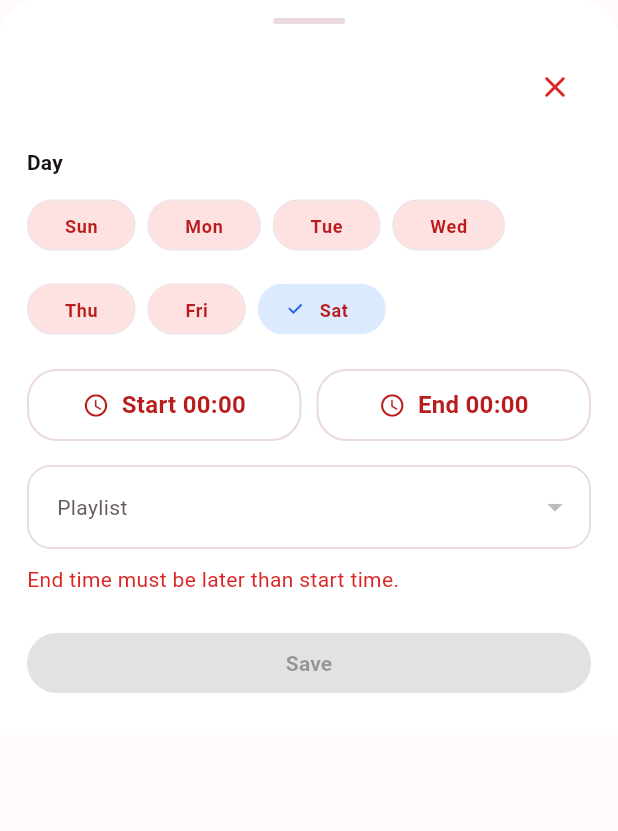
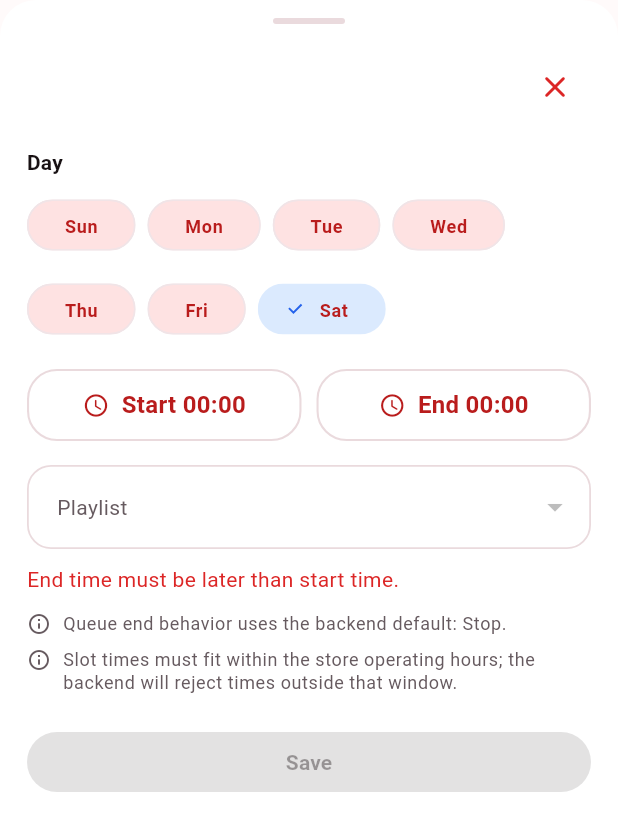
Before and after one commit to khoatq201/SEP490_ContextAwareMusic_MobileVersion, a Flutter app: the ScheduleSlotFormSheet widget shown alone on an empty page, opened directly with empty values, on a phone screen of 412 x 824 dp. Shown: the top 831 px of the screen. Run offline on Flutter 3.47's test engine with Material 3 defaults, Android fonts, the phone set to English and light mode, and no system bars; our stand-ins replace audio_service, connectivity_plus, cookie_jar, dartz, device_info_plus, dio and 19 more; missing offline and left inert: audio_session, signalr_netcore; accounts and stored records are empty; network calls fail; statements that could not run were skipped; project files that could hold a hidden picture were left out.

```diff
--- a/lib/features/space_schedule/data/datasources/space_schedule_remote_datasource.dart
+++ b/lib/features/space_schedule/data/datasources/space_schedule_remote_datasource.dart
@@ -498,15 +498,25 @@
     if (errorCode == 'Cams_Error_TemplateSourceNotApplicable') {
       return 'Template sources cannot be applied directly. Use Strict Sync governance to link a template.';
     }
+    if (_mentionsOperatingHours(errorCode) ||
+        _mentionsOperatingHours(payload['message']?.toString())) {
+      return 'This schedule slot must stay within the store operating hours.';
+    }
     final errors = payload['errors'];
     if (errors is List && errors.isNotEmpty) {
       final detail = errors.first.toString();
+      if (_mentionsOperatingHours(detail)) {
+        return 'This schedule slot must stay within the store operating hours.';
+      }
       if (detail.trim().isNotEmpty) return detail;
     }
     if (errors is Map<String, dynamic> && errors.isNotEmpty) {
       final firstValue = errors.values.first;
       if (firstValue is List && firstValue.isNotEmpty) {
         final detail = firstValue.first.toString();
+        if (_mentionsOperatingHours(detail)) {
+          return 'This schedule slot must stay within the store operating hours.';
+        }
         if (detail.trim().isNotEmpty) return detail;
       }
     }
@@ -514,4 +524,13 @@
     if (message != null && message.trim().isNotEmpty) return message;
     return 'Schedule request failed.';
   }
+
+  bool _mentionsOperatingHours(String? value) {
+    final normalized = value?.toLowerCase() ?? '';
+    return normalized.contains('operating') ||
+        normalized.contains('open time') ||
+        normalized.contains('closetime') ||
+        normalized.contains('close time') ||
+        normalized.contains('ops.');
+  }
 }
--- a/lib/features/space_schedule/data/models/schedule_music_item_model.dart
+++ b/lib/features/space_schedule/data/models/schedule_music_item_model.dart
@@ -19,7 +19,7 @@
       id: json['id']?.toString() ?? '',
       title: title,
       artist: artist,
-      collection: json['collection']?.toString(),
+      collection: (json['collection'] ?? json['moodName'])?.toString(),
       artworkLabel: json['artworkLabel']?.toString() ?? title,
       primaryHex: json['primaryHex']?.toString() ?? '#2E5BFF',
       secondaryHex: json['secondaryHex']?.toString() ?? '#00B8A9',
--- a/lib/features/space_schedule/presentation/widgets/schedule_slot_form_sheet.dart
+++ b/lib/features/space_schedule/presentation/widgets/schedule_slot_form_sheet.dart
@@ -165,6 +165,15 @@
                     style: TextStyle(color: theme.colorScheme.error),
                   ),
                 ],
+                const SizedBox(height: 12),
+                const _SlotBehaviorNotice(
+                  text: 'Queue end behavior uses the backend default: Stop.',
+                ),
+                const SizedBox(height: 8),
+                const _SlotBehaviorNotice(
+                  text:
+                      'Slot times must fit within the store operating hours; the backend will reject times outside that window.',
+                ),
                 const SizedBox(height: 22),
                 SizedBox(
                   width: double.infinity,
@@ -250,6 +259,37 @@
   }
 }
 
+class _SlotBehaviorNotice extends StatelessWidget {
+  const _SlotBehaviorNotice({required this.text});
+
+  final String text;
+
+  @override
+  Widget build(BuildContext context) {
+    final theme = Theme.of(context);
+    return Row(
+      crossAxisAlignment: CrossAxisAlignment.start,
+      children: [
+        Icon(
+          Icons.info_outline_rounded,
+          size: 16,
+          color: theme.colorScheme.onSurfaceVariant,
+        ),
+        const SizedBox(width: 8),
+        Expanded(
+          child: Text(
+            text,
+            style: theme.textTheme.bodySmall?.copyWith(
+              color: theme.colorScheme.onSurfaceVariant,
+              height: 1.25,
+            ),
+          ),
+        ),
+      ],
+    );
+  }
+}
+
 const _shortDayLabels = ['Sun', 'Mon', 'Tue', 'Wed', 'Thu', 'Fri', 'Sat'];
 
 TimeOfDay _parseTime(String value) {
--- a/lib/features/store_dashboard/presentation/pages/store_dashboard_page.dart
+++ b/lib/features/store_dashboard/presentation/pages/store_dashboard_page.dart
@@ -1545,7 +1545,7 @@
                   ),
                   const SizedBox(height: 6),
                   const Text(
-                    'Selected stores must follow brand scheduling. Stores removed from this list are moved to Freedom mode.',
+                    'Selected stores will follow the chosen brand template. Clearing a store here only excludes it from this bulk Strict Sync update.',
                   ),
                 ],
               ),
```
Also changed, not shown: lib/features/space_schedule/presentation/pages/space_schedule_page.dart (+28 -21 lines), lib/features/space_schedule/presentation/widgets/brand_schedule_editor_sheet.dart (+56 -17 lines).
